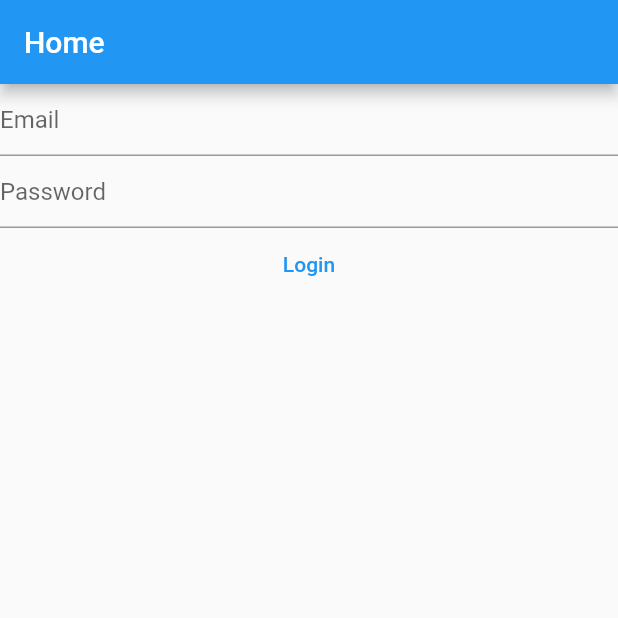
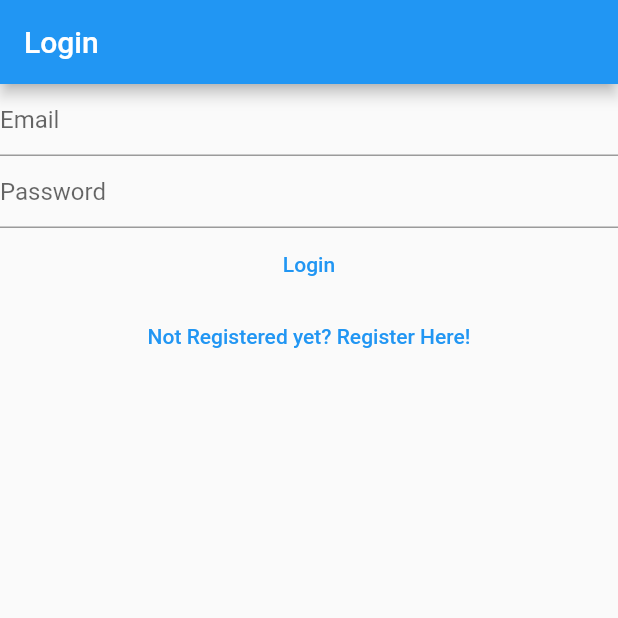
Before and after one commit to harryjm9/SimplyNotes, a Flutter app: the screen it shows after launch, on a phone screen of 412 x 824 dp, the top half of it. Run offline on Flutter 3.47's test engine with Material 2 defaults, Android fonts, the light colour scheme and no system bars; our stand-ins replace firebase_auth, firebase_core; accounts and stored records are empty.

Commit message:
End of chapter 17

```diff
--- a/lib/main.dart
+++ b/lib/main.dart
@@ -2,6 +2,7 @@
 import 'package:firebase_core/firebase_core.dart';
 import 'package:flutter/material.dart';
 import 'package:simply_notes/views/login_view.dart';
+import 'package:simply_notes/views/register_view.dart';
 import 'firebase_options.dart';
 
 void main() {
@@ -13,6 +14,10 @@
         primarySwatch: Colors.blue,
       ),
       home: const HomePage(),
+      routes: {
+        '/login/': ((context) => const LoginView()),
+        '/register/': ((context) => const RegisterView()),
+      },
     ),
   );
 }
@@ -22,11 +27,7 @@
 
   @override
   Widget build(BuildContext context) {
-    return Scaffold(
-      appBar: AppBar(
-        title: const Text("Home"),
-      ),
-      body: FutureBuilder(
+    return FutureBuilder(
       future: Firebase.initializeApp(
         options: DefaultFirebaseOptions.currentPlatform,
       ),
@@ -41,10 +42,9 @@
             // return const Text('Done');
             return const LoginView();
           default:
-              return const Text('Loading...');
+            return const CircularProgressIndicator();
         }
       },
-      ),
     );
   }
 }
@@ -59,7 +59,9 @@
 class _VerifyEmailViewState extends State<VerifyEmailView> {
   @override
   Widget build(BuildContext context) {
-    return Column(
+    return Scaffold(
+      appBar: AppBar(title: const Text('Verify Email')),
+      body: Column(
         children: [
           const Text('Please verify your email address:'),
           TextButton(
@@ -69,6 +71,7 @@
               },
               child: const Text('Send Email Confirmation'))
         ],
+      ),
     );
   }
 }
--- a/lib/views/login_view.dart
+++ b/lib/views/login_view.dart
@@ -27,7 +27,11 @@
 
   @override
   Widget build(BuildContext context) {
-    return Column(
+    return Scaffold(
+      appBar: AppBar(
+        title: const Text("Login"),
+      ),
+      body: Column(
         children: [
           TextField(
             controller: _email,
@@ -49,7 +53,8 @@
               final password = _password.text;
               try {
                 final userCredential = await FirebaseAuth.instance
-                  .signInWithEmailAndPassword(email: email, password: password);
+                    .signInWithEmailAndPassword(
+                        email: email, password: password);
                 print(userCredential);
               } on FirebaseAuthException catch (e) {
                 if (e.code == 'user-not-found') {
@@ -61,7 +66,16 @@
             },
             child: const Text('Login'),
           ),
+          TextButton(
+              onPressed: () {
+                Navigator.of(context)
+                    .pushNamedAndRemoveUntil('/register/', (route) => false);
+              },
+              child: const Text(
+                "Not Registered yet? Register Here!",
+              ))
         ],
+      ),
     );
   }
 }
--- a/lib/views/register_view.dart
+++ b/lib/views/register_view.dart
@@ -27,7 +27,11 @@
 
   @override
   Widget build(BuildContext context) {
-    return Column(
+    return Scaffold(
+      appBar: AppBar(
+        title: const Text("Register"),
+      ),
+      body: Column(
         children: [
           TextField(
             controller: _email,
@@ -64,7 +68,14 @@
             },
             child: const Text('Register'),
           ),
+          TextButton(
+              onPressed: () {
+                Navigator.of(context)
+                    .pushNamedAndRemoveUntil('/login/', (route) => false);
+              },
+              child: const Text("Already have an account? Login Here!")),
         ],
+      ),
     );
   }
 }
```
Also changed, not shown: lib/views/verify_email_view.dart (added). Lines whose indentation alone changed are shown as unchanged.
